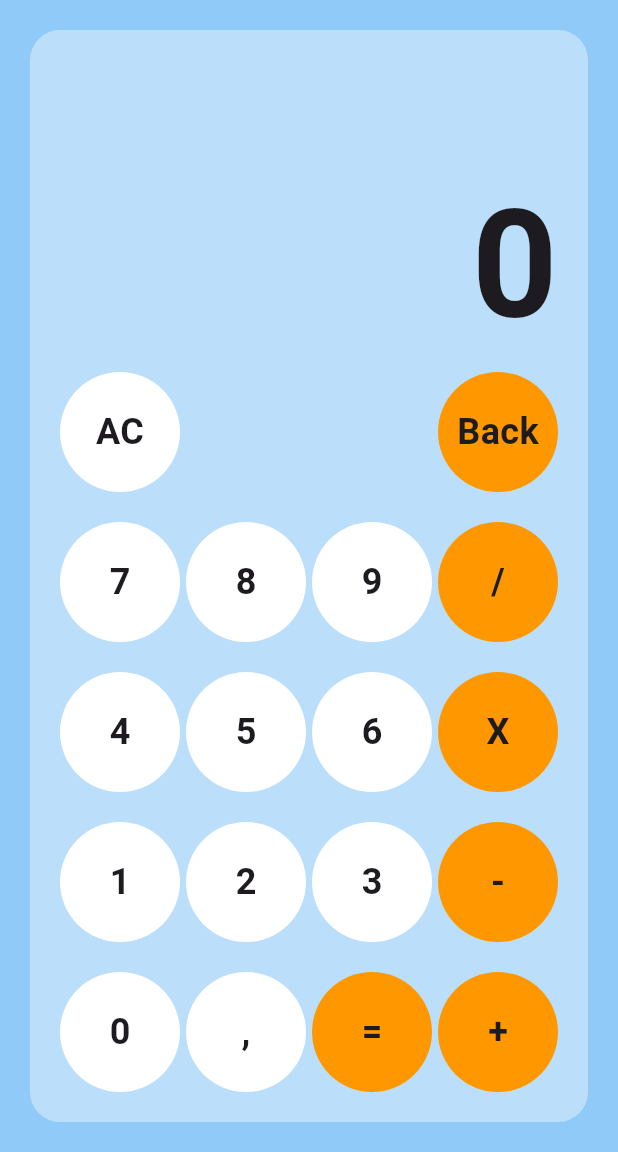
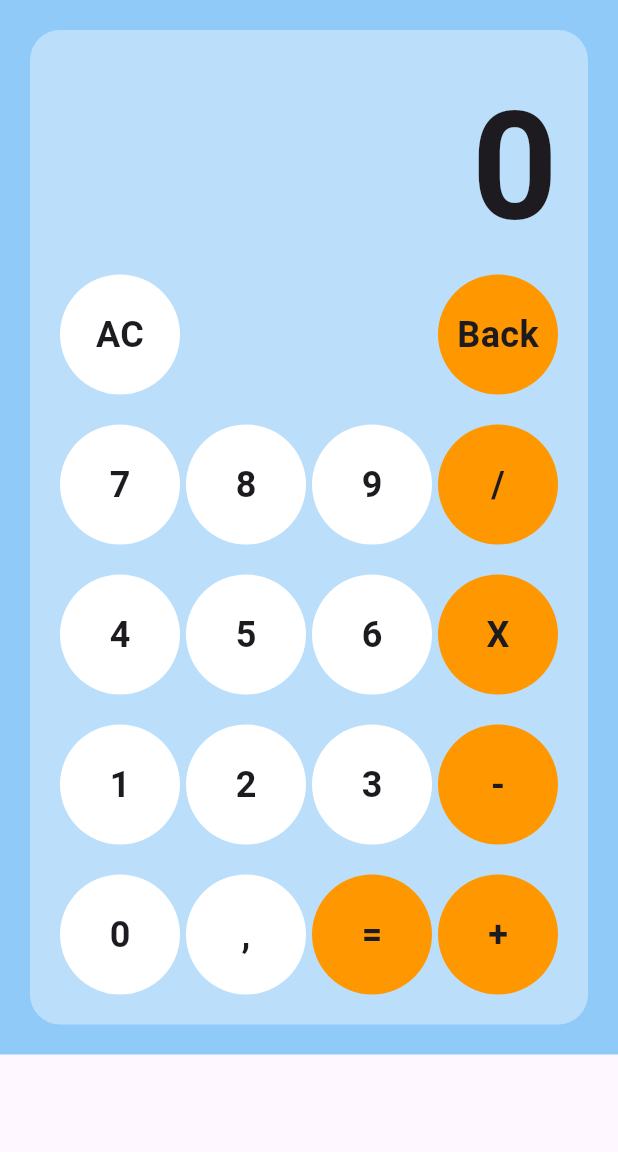
Before and after one commit to alexandrespindola/calculator_app, a Flutter app: the screen it shows after launch, on a phone screen of 412 x 824 dp, the part 84-1236 px from its top. Run offline on Flutter 3.47's test engine with Material 3 defaults, Android fonts, the phone set to English and light mode, and no system bars.

```diff
--- a/lib/main.dart
+++ b/lib/main.dart
@@ -24,9 +24,9 @@ class _MyAppState extends State<MyApp> {
           ),
           backgroundColor: Colors.blue[900],
         ),
-        body: Container(
+        body: SingleChildScrollView(
+          child: Container(
             width: double.infinity,
-          height: double.infinity,
             color: Colors.blue[200],
             child: Center(
               child: Padding(
@@ -45,9 +45,6 @@ class _MyAppState extends State<MyApp> {
                       padding: const EdgeInsets.all(20.0),
                       child: Column(
                         children: [
-                        const Spacer(
-                          flex: 1,
-                        ),
                           const Row(
                             mainAxisAlignment: MainAxisAlignment.end,
                             children: [
@@ -232,6 +229,7 @@ class _MyAppState extends State<MyApp> {
             ),
           ),
         ),
+      ),
     );
   }
 }
```
Lines whose indentation alone changed are shown as unchanged.
